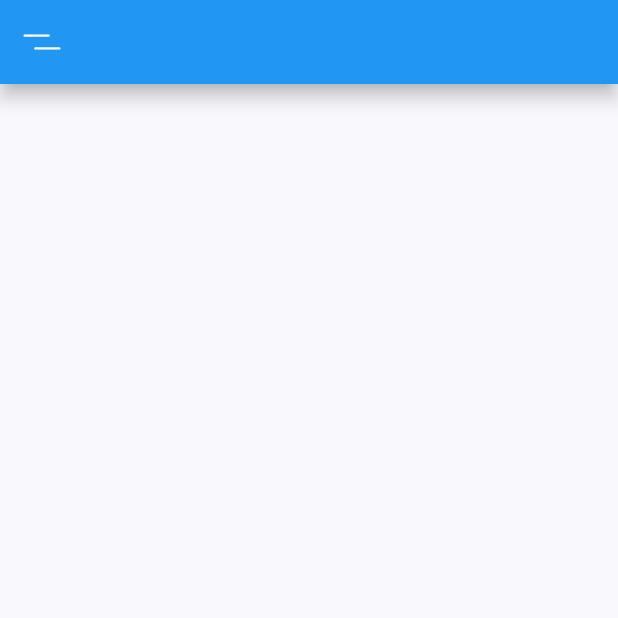
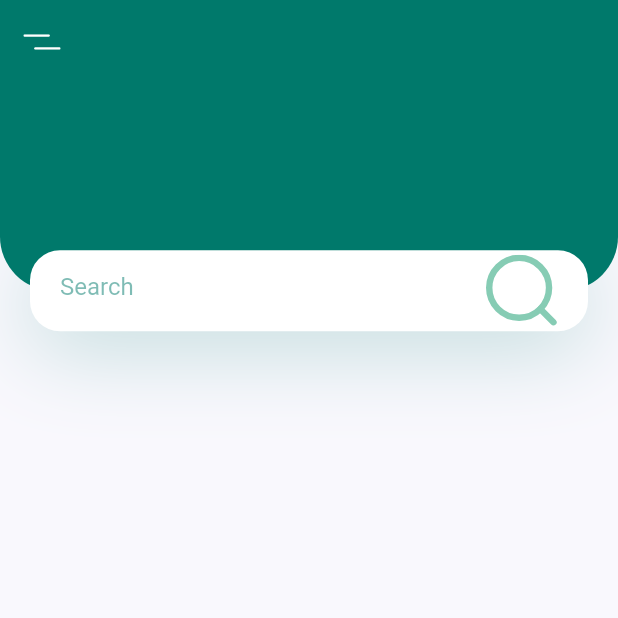
Before and after one commit to parul021997/plant_app, a Flutter app: the screen it shows after launch, on a phone screen of 412 x 824 dp, the top half of it. Run offline on Flutter 3.47's test engine with Material 2 defaults, Android fonts, the phone set to English and light mode, and no system bars; our stand-ins replace flutter_svg.

Commit message:
add search bar

```diff
--- /dev/null
+++ b/lib/body.dart
@@ -0,0 +1,66 @@
+import 'package:flutter/material.dart';
+import 'package:flutter_svg/svg.dart';
+import 'package:plant_app/constant.dart';
+
+class Body extends StatelessWidget {
+
+  @override
+  Widget build(BuildContext context) {
+    //it provide us total height & width
+    Size size = MediaQuery.of(context).size;
+    return Column(
+      children: <Widget>[
+        Container(
+          // it will cover 20% of or total height
+          height: size.height * 0.2,
+          child: Stack(
+            children: <Widget>[
+              Container(
+                height: size.height*0.2-27,
+                decoration: BoxDecoration(color:kPrimaryColor ,
+                borderRadius: BorderRadius.only(
+                  bottomLeft: Radius.circular(36),
+                  bottomRight: Radius.circular(36),
+                  ),
+                ),
+              ),
+              Positioned(
+                bottom: 0,left: 0,right: 0,
+                  child: Container(
+                    alignment: Alignment.center,
+                    margin:EdgeInsets.symmetric(horizontal: kDefaultPadding ) ,
+                    padding: EdgeInsets.symmetric(horizontal: kDefaultPadding),
+                    height: 54,
+                    decoration: BoxDecoration(
+                        color: Colors.white,
+                        borderRadius: BorderRadius.circular(20),
+                        boxShadow: [
+                          BoxShadow(
+                            offset: Offset(0,10),
+                            blurRadius: 50,
+                            color: kPrimaryColor.withOpacity(0.23),
+                          ),
+                        ]
+                    ),
+                    child: TextField(
+                      decoration: InputDecoration(
+                          hintText:"Search",
+                          hintStyle: TextStyle(
+                              color: kPrimaryColor.withOpacity(0.5),
+                          ),
+                        enabledBorder: InputBorder.none,
+                        focusedBorder: InputBorder.none,
+                        suffixIcon: SvgPicture.asset("assets/icon/search.svg"),
+
+
+                      ),
+                    ),
+                  )
+              )
+            ],
+          ),
+        )
+      ],
+    );
+  }
+}
--- a/lib/home_screen.dart
+++ b/lib/home_screen.dart
@@ -1,17 +1,25 @@
 import 'package:flutter/material.dart';
 import 'package:flutter_svg/svg.dart';
+import 'package:plant_app/constant.dart';
+
+import 'body.dart';
 
 class HomeScreen extends StatelessWidget {
-  const HomeScreen({Key? key}) : super(key: key);
 
   @override
   Widget build(BuildContext context) {
     return Scaffold(
-      appBar: AppBar(
-        elevation: 5,
-        leading: IconButton(icon: SvgPicture.asset("assets/icon/menu.svg"),onPressed: () {},
-        ),
-      ),
+      appBar: buildAppBar(),
+      body: Body(),
     );
   }
+      AppBar buildAppBar(){
+        return AppBar(
+          backgroundColor: kPrimaryColor,
+        elevation: 0,
+        leading: IconButton(icon: SvgPicture.asset("assets/icon/menu.svg"),
+          onPressed: () {},
+        ),
+      );
+  }
 }
--- a/lib/main.dart
+++ b/lib/main.dart
@@ -16,13 +16,12 @@ class MyApp extends StatelessWidget {
       debugShowCheckedModeBanner: false,
       title: 'Plant App',
       theme: ThemeData(
-
         scaffoldBackgroundColor: kBackgroundColor,
         primaryColor: kPrimaryColor,
         textTheme: Theme.of(context).textTheme.apply(bodyColor: kTextColor) ,
         visualDensity: VisualDensity.adaptivePlatformDensity,
       ),
-      home: const HomeScreen(),
+      home: HomeScreen(),
     );
   }
 }
```
